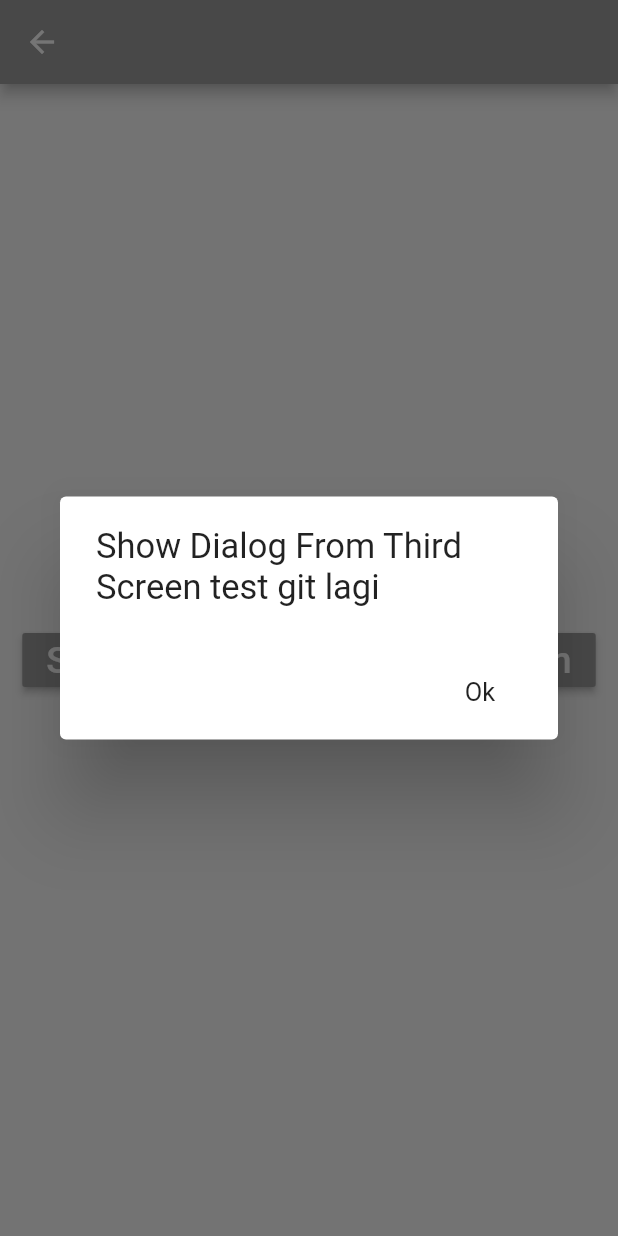
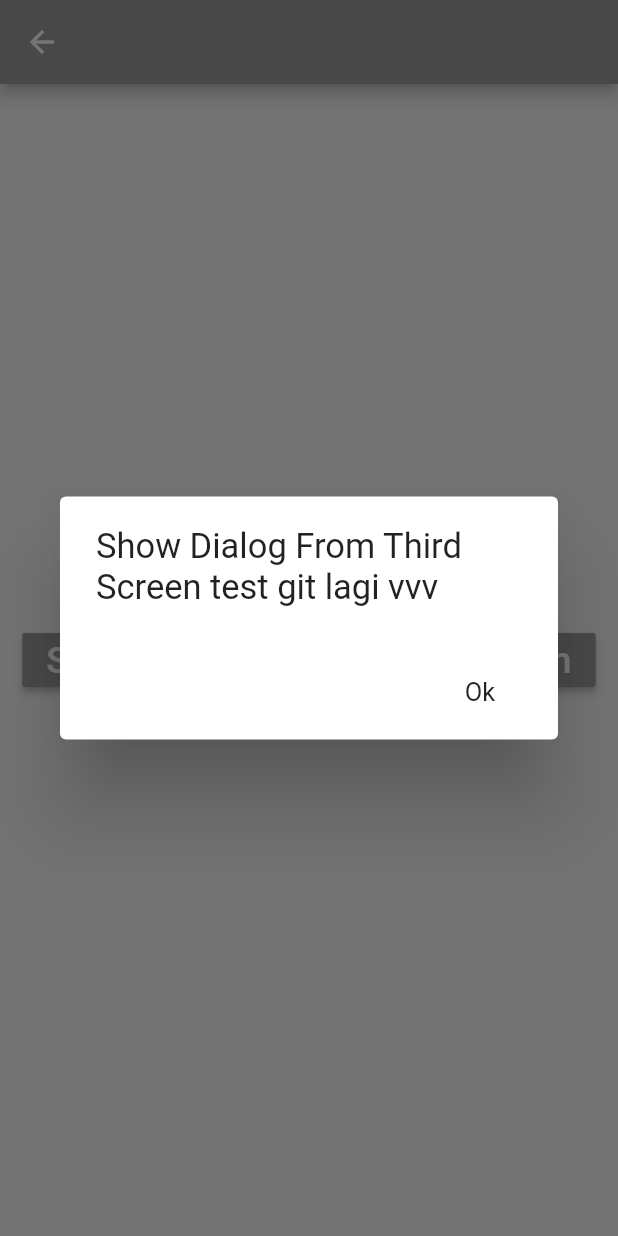
Before and after one commit to anasmano/flutter-bloc-global-dialog, a Flutter app: the CemScreen screen opened directly with empty values, after a tap on "Show Dialog From Third Screen", on a phone screen of 412 x 824 dp. Run offline on Flutter 3.47's test engine with Material 2 defaults, Android fonts, the phone set to English and light mode, and no system bars; our stand-ins replace bloc, connectivity, flutter_bloc.

Commit message:
REPO GIT v

```diff
--- a/lib/screens/test_git_3_screen.dart
+++ b/lib/screens/test_git_3_screen.dart
@@ -35,8 +35,8 @@ class _CemScreenState extends State<CemScreen> {
                 style: TextStyle(color: Colors.white, fontSize: 25),
               ),
               onPressed: () {
-                BlocProvider.of<CounterCubit>(context)
-                    .showDialog('Show Dialog From Third Screen test git lagi');
+                BlocProvider.of<CounterCubit>(context).showDialog(
+                    'Show Dialog From Third Screen test git lagi vvv');
               },
             ),
           ],
```
